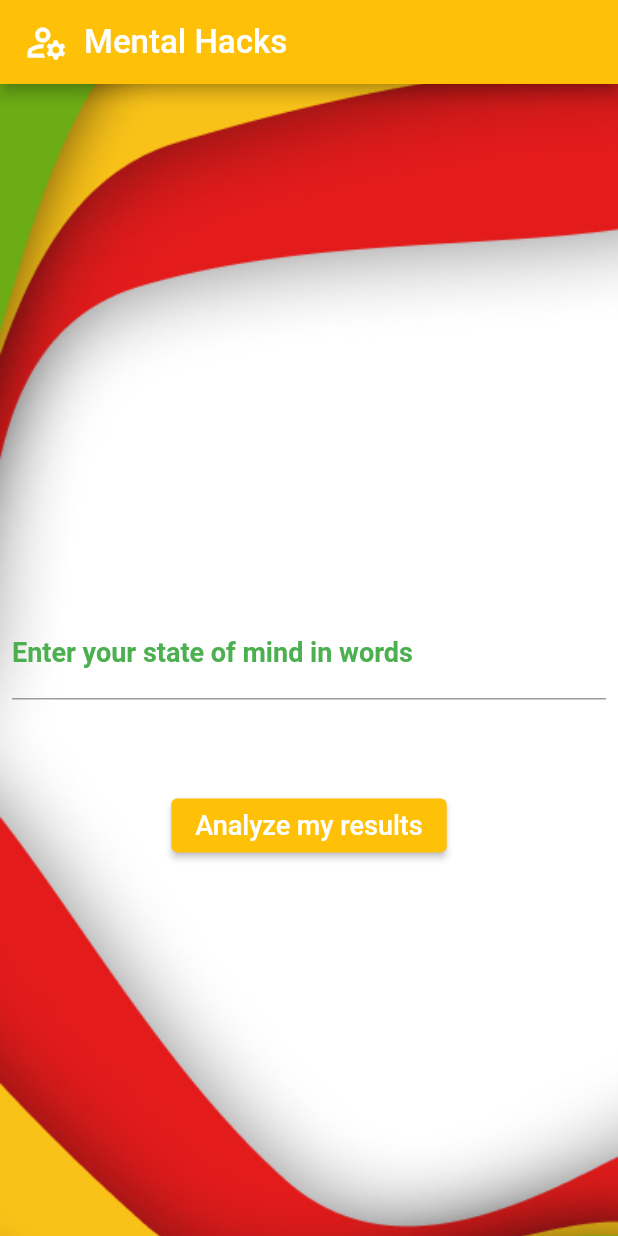
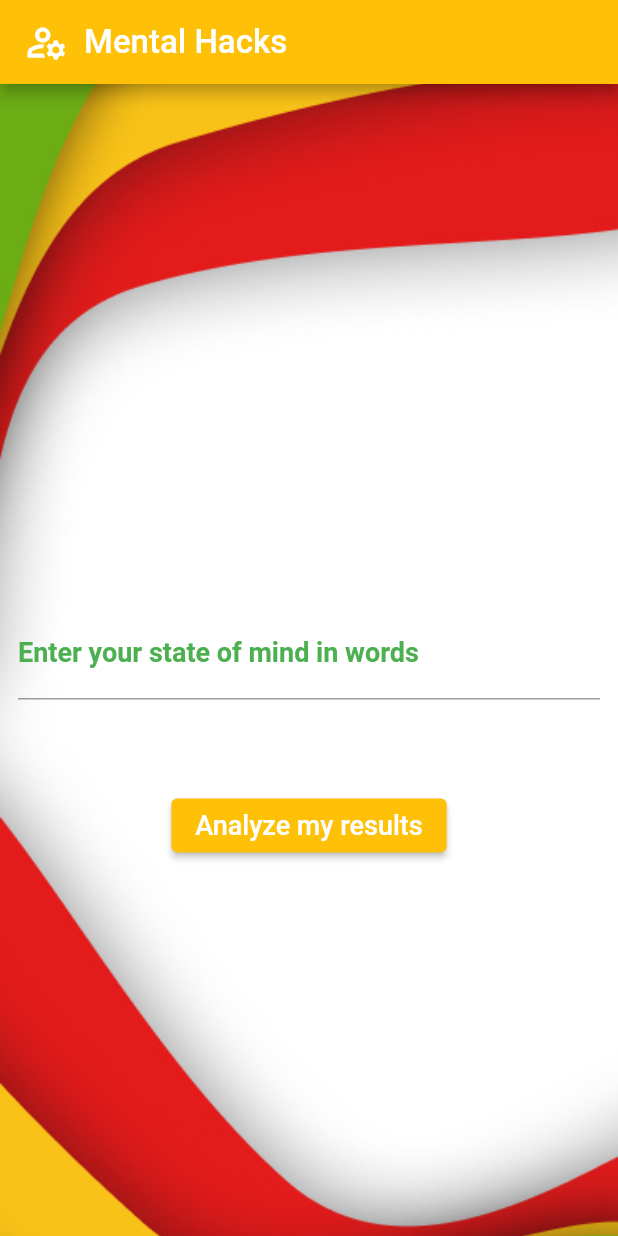
Before and after one commit to abxhr/MentalHacks, a Flutter app: the screen it shows after launch, on a phone screen of 412 x 824 dp. Run offline on Flutter 3.47's test engine with Material 2 defaults, Android fonts, the phone set to English and light mode, and no system bars.

Commit message:
some minute fixes

```diff
--- a/flutter-app/lib/widget/form.dart
+++ b/flutter-app/lib/widget/form.dart
@@ -7,7 +7,7 @@ class FormWidget extends StatelessWidget {
   @override
   Widget build(BuildContext context) {
     return Padding(
-      padding: const EdgeInsets.only(left: 8.0, right: 8.0),
+      padding: const EdgeInsets.only(left: 12.0, right: 12.0),
       child: Column(
         children: [
           const Spacer(),
```
